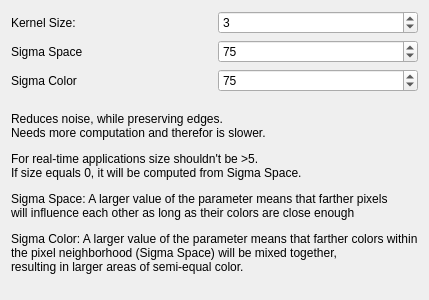
First picture: the form in bilateral_tab.ui, repository SebLeh/IAI, before the edit.
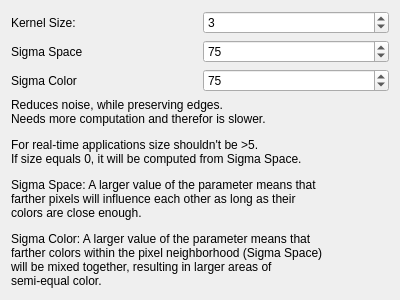
Second picture: the form after the edit.

The edit to the form file:
```diff
--- a/bilateral_tab.ui
+++ b/bilateral_tab.ui
@@ -31,7 +31,7 @@
    <item row="1" column="1">
     <widget class="QSpinBox" name="sigmaSpace">
      <property name="maximum">
-      <number>255</number>
+      <number>9999</number>
      </property>
      <property name="value">
       <number>75</number>
@@ -54,7 +54,7 @@
    <item row="3" column="0" colspan="2">
     <widget class="QLabel" name="label">
      <property name="text">
-      <string>&lt;html&gt;&lt;head/&gt;&lt;body&gt;&lt;p&gt;Reduces noise, while preserving edges.&lt;br/&gt;Needs more computation and therefor is slower.&lt;/p&gt;&lt;p&gt;For real-time applications size shouldn't be &amp;gt;5.&lt;br/&gt;If size equals 0, it will be computed from Sigma Space.&lt;/p&gt;&lt;p&gt;Sigma Space: A larger value of the parameter means that farther pixels&lt;br/&gt;will influence each other as long as their colors are close enough&lt;/p&gt;&lt;p&gt;Sigma Color: A larger value of the parameter means that farther colors within&lt;br/&gt;the pixel neighborhood (Sigma Space) will be mixed together, &lt;br/&gt;resulting in larger areas of semi-equal color.&lt;/p&gt;&lt;/body&gt;&lt;/html&gt;</string>
+      <string>&lt;html&gt;&lt;head/&gt;&lt;body&gt;&lt;p&gt;Reduces noise, while preserving edges.&lt;br/&gt;Needs more computation and therefor is slower.&lt;/p&gt;&lt;p&gt;For real-time applications size shouldn't be &amp;gt;5.&lt;br/&gt;If size equals 0, it will be computed from Sigma Space.&lt;/p&gt;&lt;p&gt;Sigma Space: A larger value of the parameter means that &lt;br/&gt;farther pixels will influence each other as long as their&lt;br/&gt;colors are close enough.&lt;/p&gt;&lt;p&gt;Sigma Color: A larger value of the parameter means that &lt;br/&gt;farther colors within the pixel neighborhood (Sigma Space)&lt;br/&gt;will be mixed together, resulting in larger areas of &lt;br/&gt;semi-equal color.&lt;/p&gt;&lt;/body&gt;&lt;/html&gt;</string>
      </property>
     </widget>
    </item>
@@ -68,7 +68,7 @@
    <item row="2" column="1">
     <widget class="QSpinBox" name="sigmaColor">
      <property name="maximum">
-      <number>255</number>
+      <number>9999</number>
      </property>
      <property name="value">
       <number>75</number>
```
